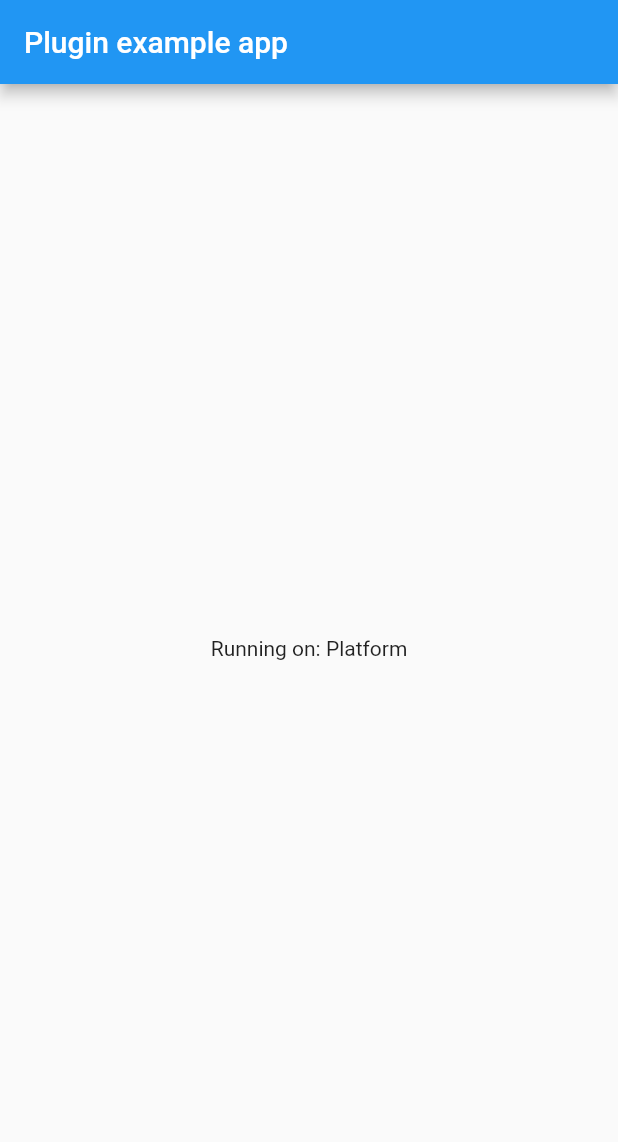
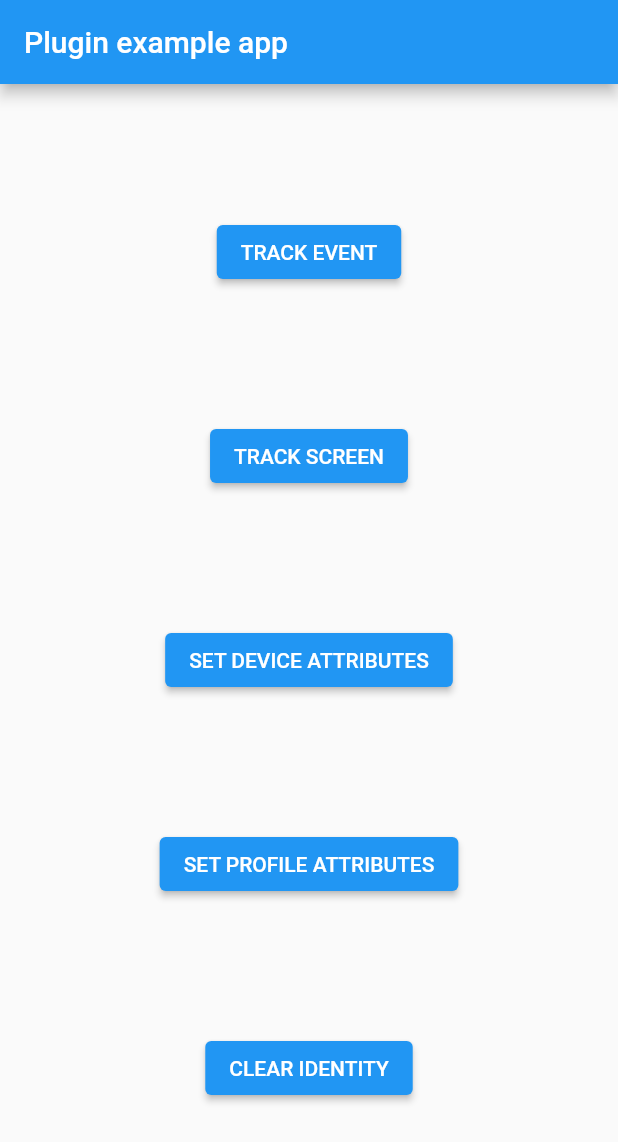
Before and after one commit to customerio/customerio-flutter, a Flutter app: the screen it shows after launch, on a phone screen of 412 x 824 dp. Shown: the top 1142 px of the screen. Run offline on Flutter 3.47's test engine with Material 2 defaults, Android fonts, the phone set to English and light mode, and no system bars; our stand-ins replace plugin_platform_interface.

Commit message:
added code samples

```diff
--- a/example/lib/main.dart
+++ b/example/lib/main.dart
@@ -1,5 +1,3 @@
-import 'dart:async';
-
 import 'package:customer_io/customer_io.dart';
 import 'package:customer_io/customer_io_config.dart';
 import 'package:flutter/material.dart';
@@ -7,7 +5,7 @@ import 'package:flutter/material.dart';
 void main() async {
   WidgetsFlutterBinding.ensureInitialized();
 
-  await CustomerIo.initialize(
+  await CustomerIO.initialize(
     config: CustomerIOConfig(
       siteId: "YOUR_SITE_ID",
       apiKey: "YOUR_API_KEY",
@@ -25,40 +23,78 @@ class MyApp extends StatefulWidget {
 }
 
 class _MyAppState extends State<MyApp> {
-  String _platformVersion = 'Unknown';
-
   @override
   void initState() {
     super.initState();
-    initPlatformState();
-    CustomerIo.identify(
-        identifier: "and-flut-wow",
-        attributes: {"name": "yolo", "age": 10, "weight": 33.3});
-  }
-
-  // Platform messages are asynchronous, so we initialize in an async method.
-  Future<void> initPlatformState() async {
-    // If the widget was removed from the tree while the asynchronous platform
-    // message was in flight, we want to discard the reply rather than calling
-    // setState to update our non-existent appearance.
-    if (!mounted) return;
-
-    setState(() {
-      _platformVersion = "Platform";
-    });
+    CustomerIO.identify(
+        identifier: "flutter-example",
+        attributes: {"name": "Flutter CIO", "email": "example@flutter.io"});
   }
 
   @override
   Widget build(BuildContext context) {
     return MaterialApp(
       home: Scaffold(
-        appBar: AppBar(
-          title: const Text('Plugin example app'),
-        ),
-        body: Center(
-          child: Text('Running on: $_platformVersion\n'),
-        ),
-      ),
+          appBar: AppBar(
+            title: const Text('Plugin example app'),
+          ),
+          body: Column(
+            children: <Widget>[
+              const Spacer(),
+              Center(
+                child: ElevatedButton(
+                  child: const Text('TRACK EVENT'),
+                  onPressed: () {
+                    CustomerIO.track(name: "ButtonClick", attributes: {
+                      'stringType': 'message',
+                      'numberType': 123,
+                      'booleanType': true,
+                    });
+                  },
+                ),
+              ),
+              const Spacer(),
+              Center(
+                child: ElevatedButton(
+                  child: const Text('TRACK SCREEN'),
+                  onPressed: () {
+                    CustomerIO.screen(name: "LoginScreen", attributes: {
+                      "loggedIn": false,
+                    });
+                  },
+                ),
+              ),
+              const Spacer(),
+              Center(
+                child: ElevatedButton(
+                  child: const Text('SET DEVICE ATTRIBUTES'),
+                  onPressed: () {
+                    CustomerIO.setDeviceAttributes(
+                        attributes: {"wifi_connected": true, "region": "us"});
+                  },
+                ),
+              ),
+              const Spacer(),
+              Center(
+                child: ElevatedButton(
+                  child: const Text('SET PROFILE ATTRIBUTES'),
+                  onPressed: () {
+                    CustomerIO.setProfileAttributes(
+                        attributes: {"age": 31, "height": 5.9, "gender": "M"});
+                  },
+                ),
+              ),
+              const Spacer(),
+              Center(
+                child: ElevatedButton(
+                    child: const Text('CLEAR IDENTITY'),
+                    onPressed: () {
+                      CustomerIO.clearIdentify();
+                    }),
+              ),
+              const Spacer(),
+            ],
+          )),
     );
   }
 }
--- a/lib/customer_io.dart
+++ b/lib/customer_io.dart
@@ -1,8 +1,8 @@
 import 'customer_io_config.dart';
 import 'customer_io_platform_interface.dart';
 
-class CustomerIo {
-  const CustomerIo._();
+class CustomerIO {
+  const CustomerIO._();
 
   static CustomerIOPlatform get _customerIO => CustomerIOPlatform.instance;
 
```
Also changed, not shown: 1 other file.
